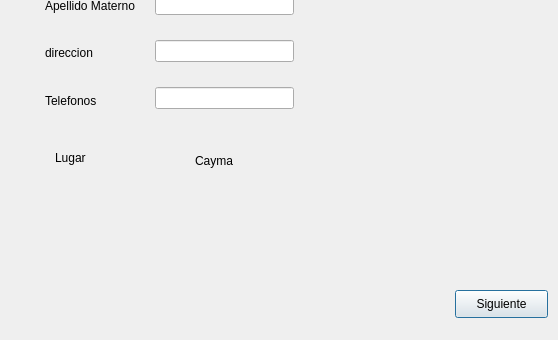
Old version of the form RestSucursal/registrarcliente.ui in the repository kpzaolod6000/HELLOWORLD; both pictures show x 235 to 793 and y 180 to 520 of the 793 by 520 pixel window.
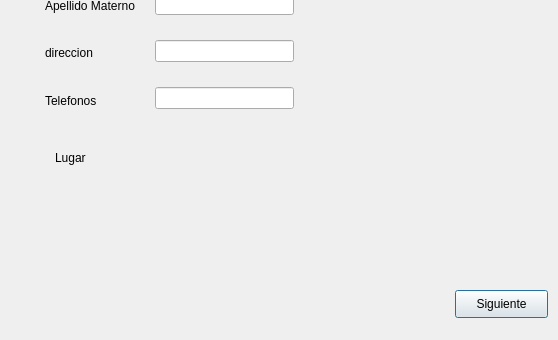
New version of the form.

What changed in the file:
```diff
--- a/RestSucursal/registrarcliente.ui
+++ b/RestSucursal/registrarcliente.ui
@@ -36,7 +36,7 @@
     </rect>
    </property>
    <property name="text">
-    <string>Cayma</string>
+    <string/>
    </property>
   </widget>
   <widget class="QPushButton" name="pushButton_guardar">
```
